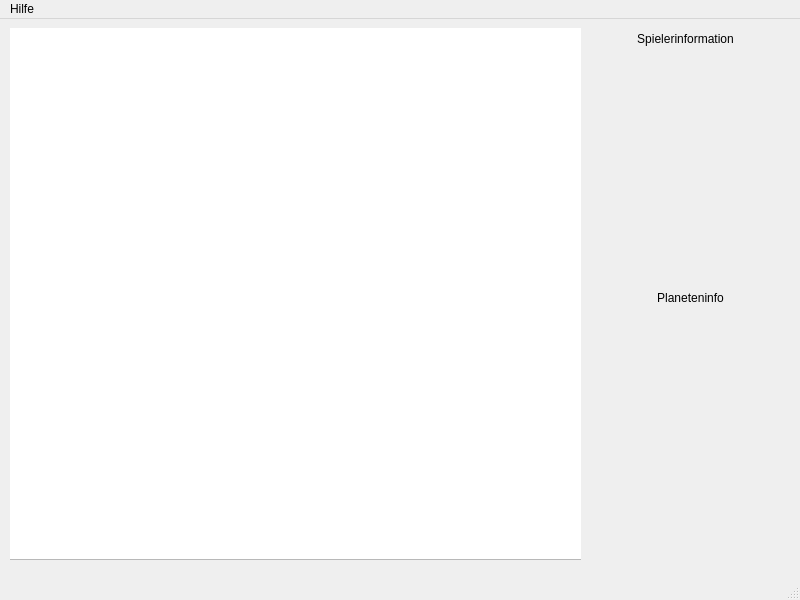
Above: view2D/Strategy_Window.ui from tglane/asteroids before the change. Below: the same form after it.
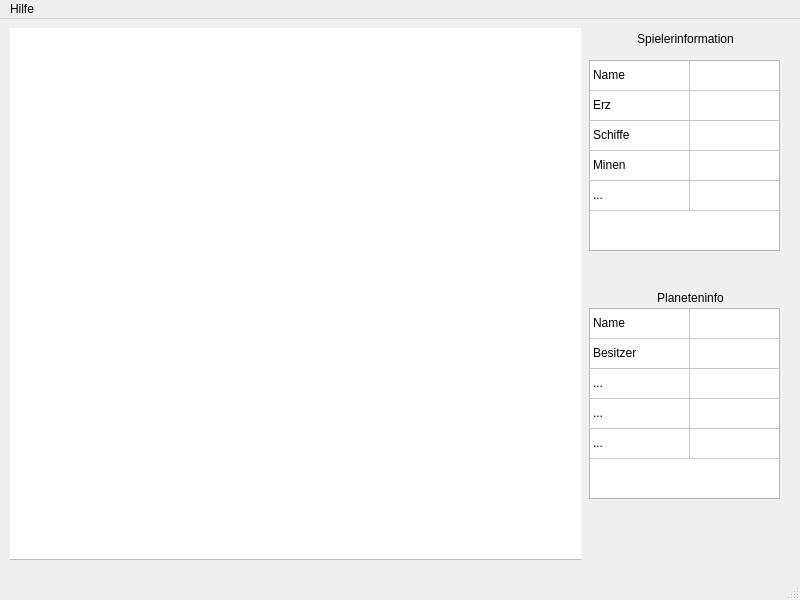
That is the form after the change.

Diff of the .ui file:
```diff
--- a/view2D/Strategy_Window.ui
+++ b/view2D/Strategy_Window.ui
@@ -48,6 +48,94 @@
        <set>Qt::AlignCenter</set>
       </property>
      </widget>
+     <widget class="QTableWidget" name="SpielerInfoTable">
+      <property name="geometry">
+       <rect>
+        <x>10</x>
+        <y>31</y>
+        <width>191</width>
+        <height>191</height>
+       </rect>
+      </property>
+      <property name="verticalScrollBarPolicy">
+       <enum>Qt::ScrollBarAlwaysOff</enum>
+      </property>
+      <property name="horizontalScrollBarPolicy">
+       <enum>Qt::ScrollBarAlwaysOff</enum>
+      </property>
+      <property name="autoScroll">
+       <bool>true</bool>
+      </property>
+      <property name="rowCount">
+       <number>5</number>
+      </property>
+      <property name="columnCount">
+       <number>2</number>
+      </property>
+      <attribute name="horizontalHeaderVisible">
+       <bool>false</bool>
+      </attribute>
+      <attribute name="verticalHeaderVisible">
+       <bool>false</bool>
+      </attribute>
+      <row/>
+      <row/>
+      <row/>
+      <row/>
+      <row/>
+      <column/>
+      <column/>
+      <item row="0" column="0">
+       <property name="text">
+        <string>Name</string>
+       </property>
+      </item>
+      <item row="0" column="1">
+       <property name="text">
+        <string/>
+       </property>
+      </item>
+      <item row="1" column="0">
+       <property name="text">
+        <string>Erz</string>
+       </property>
+      </item>
+      <item row="1" column="1">
+       <property name="text">
+        <string/>
+       </property>
+      </item>
+      <item row="2" column="0">
+       <property name="text">
+        <string>Schiffe</string>
+       </property>
+      </item>
+      <item row="2" column="1">
+       <property name="text">
+        <string/>
+       </property>
+      </item>
+      <item row="3" column="0">
+       <property name="text">
+        <string>Minen</string>
+       </property>
+      </item>
+      <item row="3" column="1">
+       <property name="text">
+        <string/>
+       </property>
+      </item>
+      <item row="4" column="0">
+       <property name="text">
+        <string>...</string>
+       </property>
+      </item>
+      <item row="4" column="1">
+       <property name="text">
+        <string/>
+       </property>
+      </item>
+     </widget>
     </widget>
     <widget class="QWidget" name="PlanetInfo" native="true">
      <property name="geometry">
@@ -74,6 +162,97 @@
        <set>Qt::AlignCenter</set>
       </property>
      </widget>
+     <widget class="QTableWidget" name="PlanetInfoTable">
+      <property name="geometry">
+       <rect>
+        <x>10</x>
+        <y>30</y>
+        <width>191</width>
+        <height>191</height>
+       </rect>
+      </property>
+      <property name="verticalScrollBarPolicy">
+       <enum>Qt::ScrollBarAlwaysOff</enum>
+      </property>
+      <property name="horizontalScrollBarPolicy">
+       <enum>Qt::ScrollBarAlwaysOff</enum>
+      </property>
+      <property name="autoScroll">
+       <bool>true</bool>
+      </property>
+      <property name="rowCount">
+       <number>5</number>
+      </property>
+      <property name="columnCount">
+       <number>2</number>
+      </property>
+      <attribute name="horizontalHeaderVisible">
+       <bool>false</bool>
+      </attribute>
+      <attribute name="horizontalHeaderDefaultSectionSize">
+       <number>100</number>
+      </attribute>
+      <attribute name="verticalHeaderVisible">
+       <bool>false</bool>
+      </attribute>
+      <row/>
+      <row/>
+      <row/>
+      <row/>
+      <row/>
+      <column/>
+      <column/>
+      <item row="0" column="0">
+       <property name="text">
+        <string>Name</string>
+       </property>
+      </item>
+      <item row="0" column="1">
+       <property name="text">
+        <string/>
+       </property>
+      </item>
+      <item row="1" column="0">
+       <property name="text">
+        <string>Besitzer</string>
+       </property>
+      </item>
+      <item row="1" column="1">
+       <property name="text">
+        <string/>
+       </property>
+      </item>
+      <item row="2" column="0">
+       <property name="text">
+        <string>...</string>
+       </property>
+      </item>
+      <item row="2" column="1">
+       <property name="text">
+        <string/>
+       </property>
+      </item>
+      <item row="3" column="0">
+       <property name="text">
+        <string>...</string>
+       </property>
+      </item>
+      <item row="3" column="1">
+       <property name="text">
+        <string/>
+       </property>
+      </item>
+      <item row="4" column="0">
+       <property name="text">
+        <string>...</string>
+       </property>
+      </item>
+      <item row="4" column="1">
+       <property name="text">
+        <string/>
+       </property>
+      </item>
+     </widget>
     </widget>
    </widget>
    <widget class="QWidget" name="MapWidget" native="true">
```
